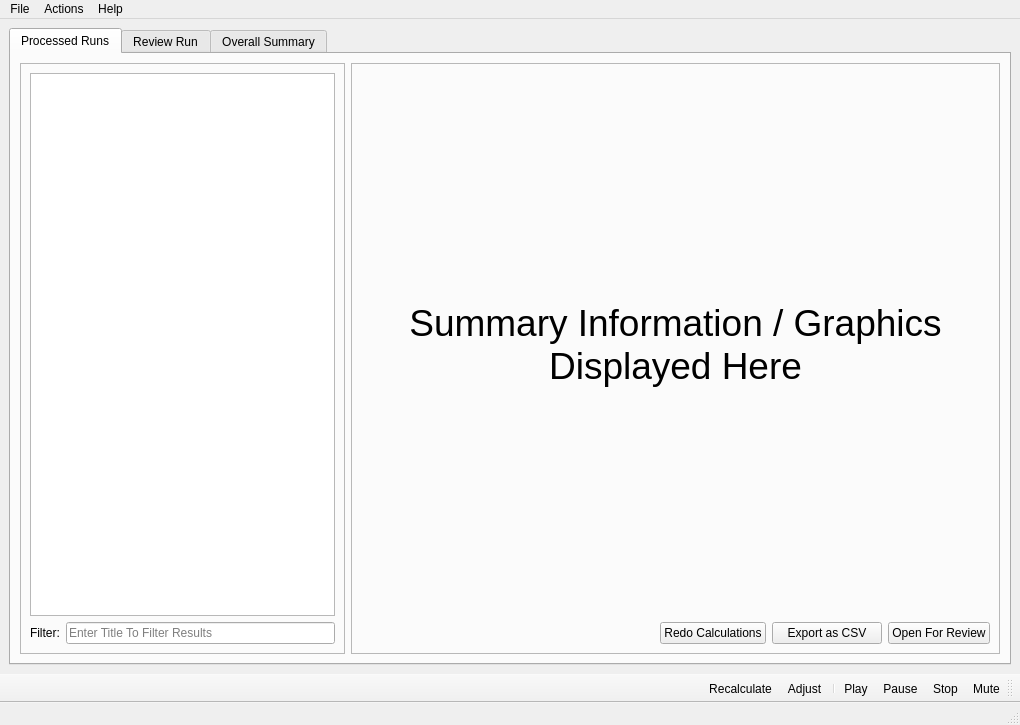
First picture: the form in qtsrc/eyeplus/mainwindow.ui, repository starshine-bcit/eyeplus, before the edit.
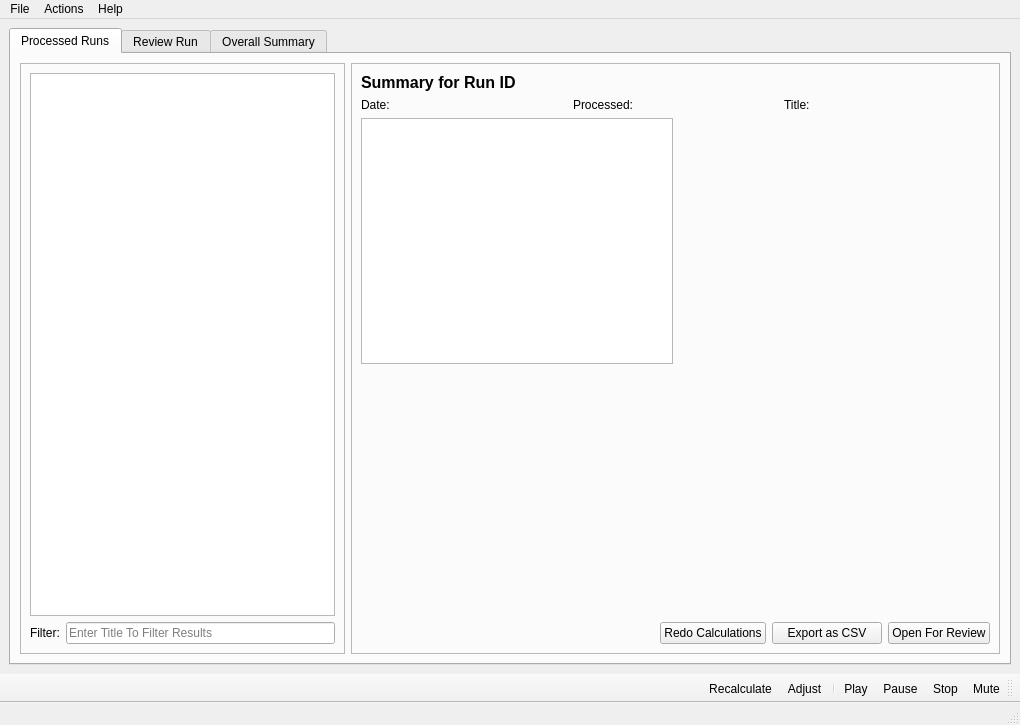
Second picture: the form after the edit. The open tabs and pages were chosen to show the change. Icons and pictures are not drawn.

Commit message: Add dictionary of all run data Refactor user selection of runid Add layouts/widgets for summary and review graphics

```diff
--- a/qtsrc/eyeplus/mainwindow.ui
+++ b/qtsrc/eyeplus/mainwindow.ui
@@ -88,27 +88,68 @@
           <property name="frameShadow">
            <enum>QFrame::Plain</enum>
           </property>
-          <layout class="QVBoxLayout" name="verticalLayout_2" stretch="1,0">
+          <layout class="QVBoxLayout" name="verticalLayout_2" stretch="0,0,1,1,0">
            <item>
-            <widget class="QLabel" name="labelSummaryExample">
-             <property name="font">
-              <font>
-               <pointsize>28</pointsize>
-              </font>
-             </property>
-             <property name="text">
-              <string>Summary Information / Graphics Displayed Here</string>
-             </property>
-             <property name="scaledContents">
-              <bool>false</bool>
-             </property>
-             <property name="alignment">
-              <set>Qt::AlignCenter</set>
-             </property>
-             <property name="wordWrap">
-              <bool>true</bool>
-             </property>
-            </widget>
+            <layout class="QHBoxLayout" name="horizontalLayoutSummaryTitle">
+             <item>
+              <widget class="QLabel" name="labelSummaryTitle">
+               <property name="font">
+                <font>
+                 <pointsize>12</pointsize>
+                 <bold>true</bold>
+                </font>
+               </property>
+               <property name="text">
+                <string>Summary for Run ID</string>
+               </property>
+              </widget>
+             </item>
+            </layout>
+           </item>
+           <item>
+            <layout class="QHBoxLayout" name="horizontalLayoutSummaryUnderTitle" stretch="1,1,1">
+             <item>
+              <widget class="QLabel" name="labelSummaryDate">
+               <property name="text">
+                <string>Date: </string>
+               </property>
+              </widget>
+             </item>
+             <item>
+              <widget class="QLabel" name="labelSummaryProcessDate">
+               <property name="text">
+                <string>Processed: </string>
+               </property>
+              </widget>
+             </item>
+             <item>
+              <widget class="QLabel" name="labelSummaryTag">
+               <property name="text">
+                <string>Title: </string>
+               </property>
+              </widget>
+             </item>
+            </layout>
+           </item>
+           <item>
+            <layout class="QHBoxLayout" name="horizontalLayoutSummaryTextGraphic" stretch="1,1">
+             <item>
+              <widget class="QPlainTextEdit" name="plainTextEditSummary"/>
+             </item>
+             <item>
+              <widget class="QWidget" name="widgetSummaryGraphic1" native="true"/>
+             </item>
+            </layout>
+           </item>
+           <item>
+            <layout class="QHBoxLayout" name="horizontalLayoutSummaryBottomGraphics" stretch="1,1">
+             <item>
+              <widget class="QWidget" name="widgetSummaryGraphic2" native="true"/>
+             </item>
+             <item>
+              <widget class="QWidget" name="widgetSummaryGraphic3" native="true"/>
+             </item>
+            </layout>
            </item>
            <item>
             <layout class="QHBoxLayout" name="horizontalLayoutSummaryButtons">
```
Left out of the diff: 24 changed lines with no effect on the pictures. The commit also changes 2 other files.
